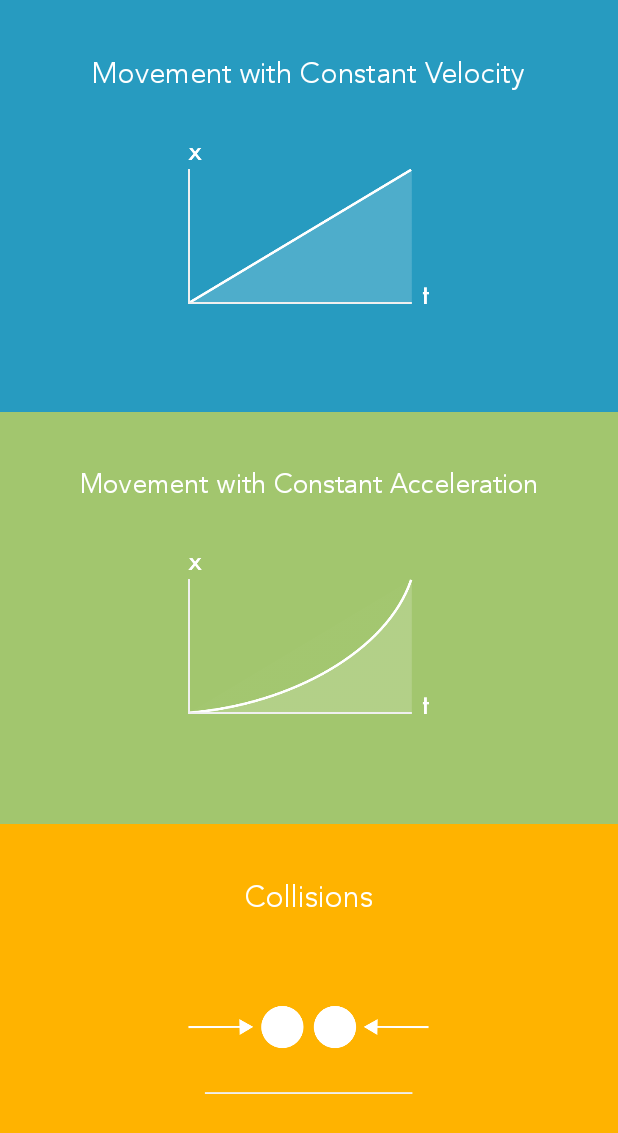
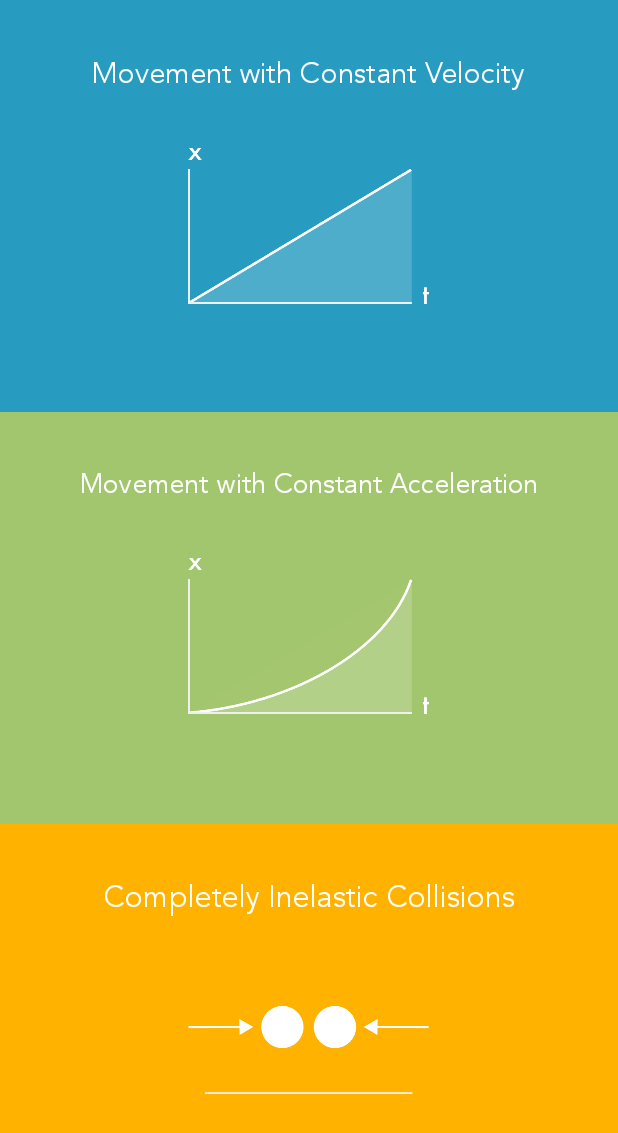
Before and after one commit to woolleylandon/Physics, an Android app: the screen it shows after launch (MainActivity), on a phone screen of 412 x 824 dp. Shown: the top 1133 px of the screen. Run offline under Robolectric (Android 15) with nearby library versions, the phone set to English and light mode, and no system bars.

Commit message:
Fixed strings files

```diff
--- a/app/src/main/res/values/strings.xml
+++ b/app/src/main/res/values/strings.xml
@@ -4,7 +4,7 @@
     <string name="app_name">Solve Physics</string>
     <string name="activity_one_name">Movement with Constant Velocity</string>
     <string name="activity_two_name">Movement with Constant Acceleration</string>
-    <string name="activity_three_name">Collisions</string>
+    <string name="activity_three_name">Completely Inelastic Collisions</string>
     <string name="settings">Settings</string>
     <string name="formulas">Formulas</string>
     <string name="initial_position">Initial position</string>
```
Also changed, not shown: 1 other file.
